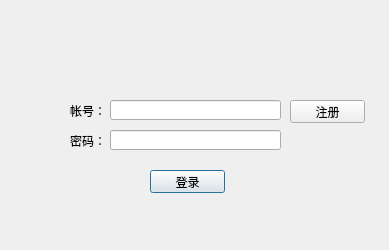
First picture: the form in FileManagement/Login.ui, repository hhyvs111/FileManagement, before the edit.
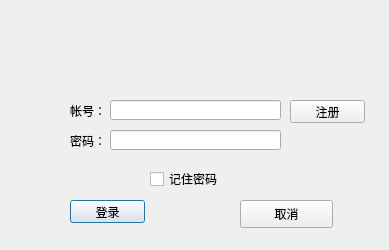
Second picture: the form after the edit.

What changed in the file:
```diff
--- a/FileManagement/Login.ui
+++ b/FileManagement/Login.ui
@@ -29,8 +29,8 @@
   <widget class="QPushButton" name="m_LoginButton">
    <property name="geometry">
     <rect>
-     <x>150</x>
-     <y>170</y>
+     <x>70</x>
+     <y>200</y>
      <width>75</width>
      <height>23</height>
     </rect>
@@ -85,6 +85,32 @@
     <string>注册</string>
    </property>
   </widget>
+  <widget class="QPushButton" name="close">
+   <property name="geometry">
+    <rect>
+     <x>240</x>
+     <y>200</y>
+     <width>93</width>
+     <height>28</height>
+    </rect>
+   </property>
+   <property name="text">
+    <string>取消</string>
+   </property>
+  </widget>
+  <widget class="QCheckBox" name="rem_pw">
+   <property name="geometry">
+    <rect>
+     <x>150</x>
+     <y>170</y>
+     <width>83</width>
+     <height>18</height>
+    </rect>
+   </property>
+   <property name="text">
+    <string>记住密码</string>
+   </property>
+  </widget>
  </widget>
  <resources/>
  <connections>
```
Left out of the diff: 36 changed lines with no effect on the pictures.
